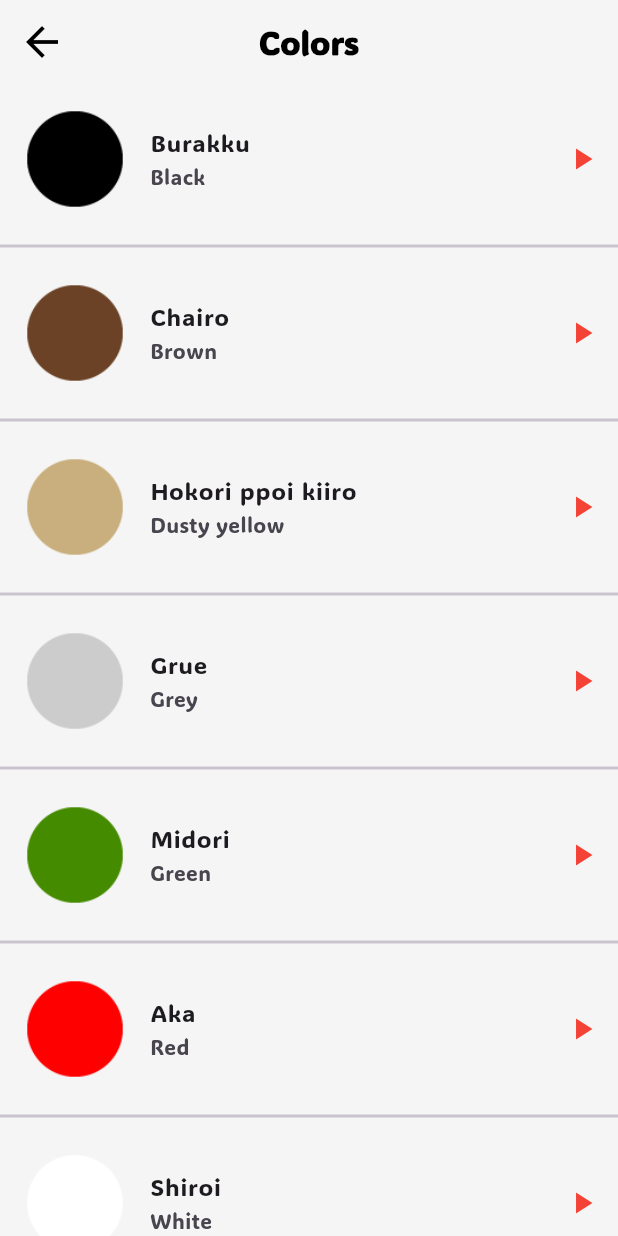
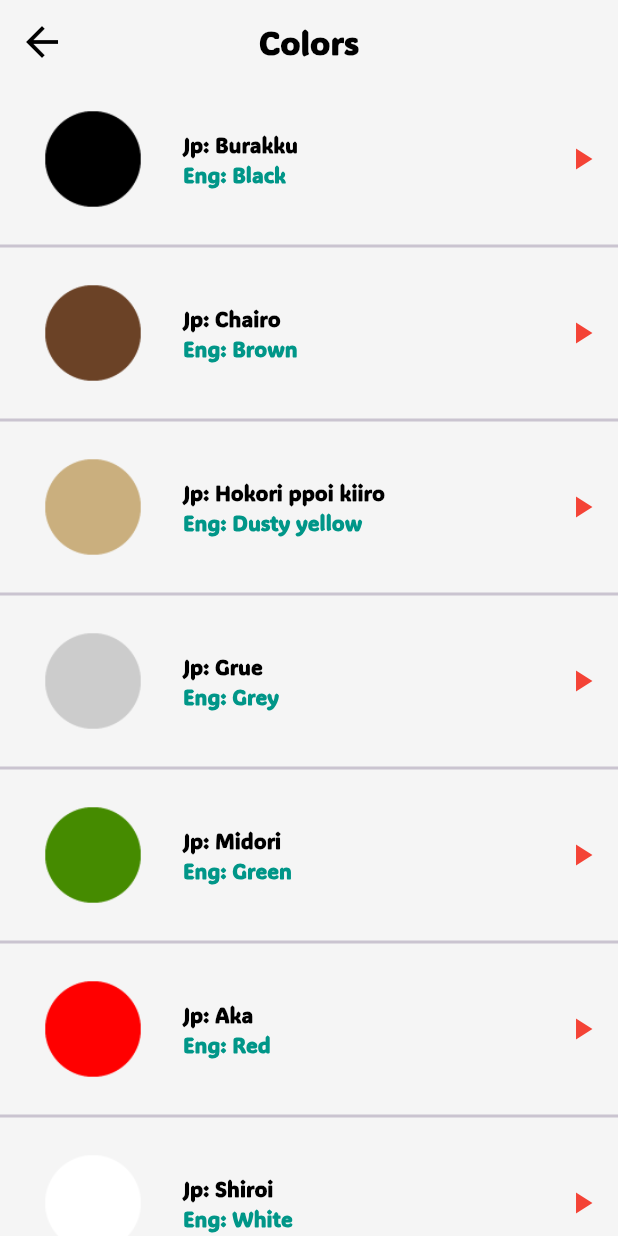
Before and after one commit to MuhammadDev01/toku_app, a Flutter app: the ColorsScreen screen opened directly, on a phone screen of 412 x 824 dp. Run offline on Flutter 3.47's test engine with Material 3 defaults, Android fonts, the phone set to English and light mode, and no system bars; our stand-ins replace device_preview, get.

```diff
--- a/lib/utils/component.dart
+++ b/lib/utils/component.dart
@@ -1,25 +1,41 @@
 import 'package:audioplayers/audioplayers.dart';
 import 'package:flutter/material.dart';
+import 'package:get/get.dart';
 import 'package:toku_app/models/toku_model.dart';
 
 Widget tokuBuilderItem({
   required TokuModel model,
+  required BuildContext context,
 }) =>
     Row(
       children: [
         if (model.imgPath != null)
-          Image.asset(
-            model.imgPath!,
-            height: 100,
+          Container(
+            margin: EdgeInsets.only(left: 12),
+            decoration: BoxDecoration(
+              color: Colors.grey.shade100,
+              borderRadius: BorderRadius.circular(8),
+            ),
+            child: Image.asset(
+              model.imgPath!,
+              height: 100,
+            ),
           ),
+        SizedBox(
+          width: 10,
+        ),
         Expanded(
           child: ListTile(
             contentPadding: EdgeInsets.zero,
             title: Text(
-              model.jpName,
+             'Jp: ${model.jpName}',
+              style: Theme.of(context).textTheme.displaySmall,
             ),
             subtitle: Text(
-              model.enName,
+             'Eng: ${model.enName}',
+              style: Theme.of(context).textTheme.displaySmall!.copyWith(
+                color: Colors.teal,
+              ),
             ),
             trailing: IconButton(
               icon: const Icon(
--- a/lib/views/colors_screen.dart
+++ b/lib/views/colors_screen.dart
@@ -68,6 +68,7 @@ class ColorsScreen extends StatelessWidget {
         ),
         itemBuilder: (context, index) => tokuBuilderItem(
           model: colors[index],
+          context: context
         ),
         itemCount: colors.length,
       ),
--- a/lib/views/family_members_screen.dart
+++ b/lib/views/family_members_screen.dart
@@ -81,6 +81,7 @@ class FamilyMembersScreen extends StatelessWidget {
         ),
         itemBuilder: (context, index) => tokuBuilderItem(
           model: familyMembers[index],
+          context: context,
         ),
         itemCount: familyMembers.length,
       ),
--- a/lib/views/number_screen.dart
+++ b/lib/views/number_screen.dart
@@ -81,6 +81,7 @@ class NumbersScreen extends StatelessWidget {
         ),
         itemBuilder: (context, index) => tokuBuilderItem(
           model: numbers[index],
+          context: context,
         ),
         itemCount: numbers.length,
       ),
--- a/lib/views/phrases_screen.dart
+++ b/lib/views/phrases_screen.dart
@@ -64,6 +64,7 @@ class PhrasesScreen extends StatelessWidget {
         separatorBuilder: (context, index) => Divider(thickness: 2),
         itemBuilder: (context, index) => tokuBuilderItem(
           model: phrases[index],
+          context: context,
         ),
         itemCount: phrases.length,
       ),
```
Also changed, not shown: lib/utils/app_theme.dart (+7 -8 lines).
